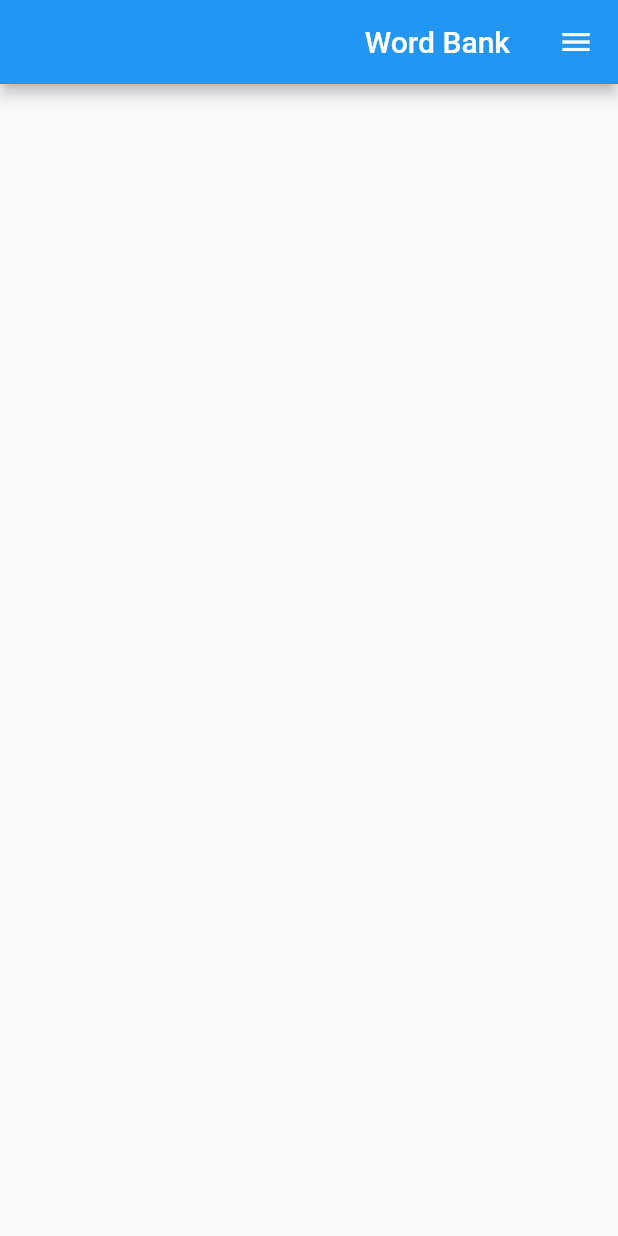
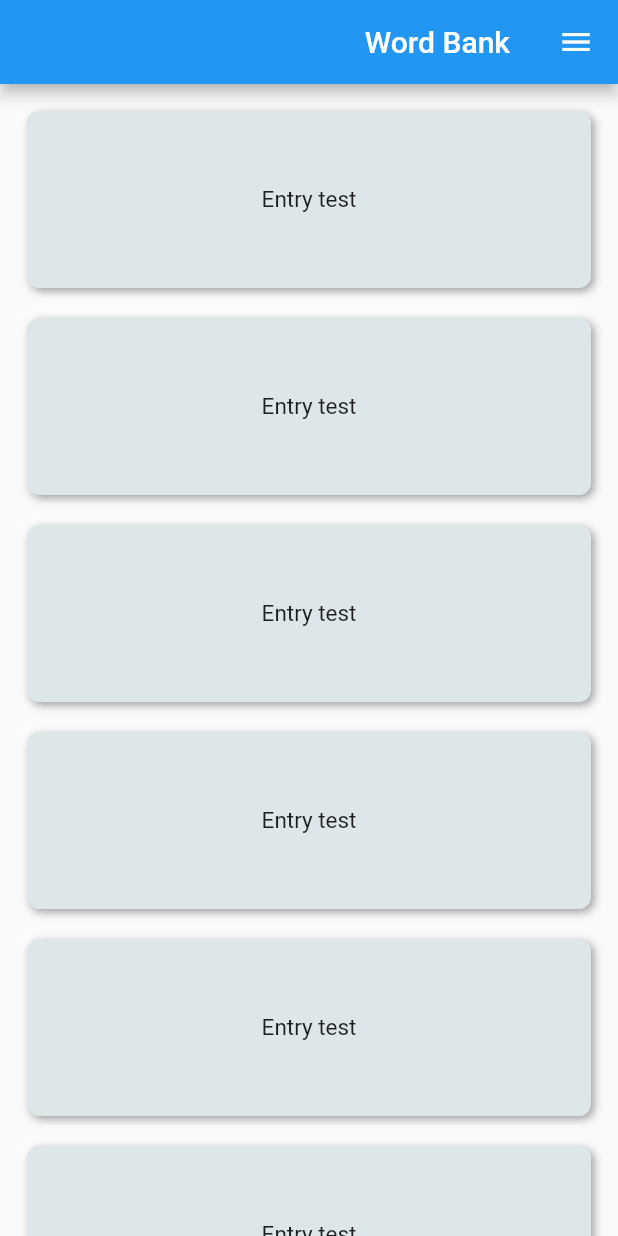
Before and after one commit to Farahkh/bank_alkalemat, a Flutter app: the screen it shows after launch, on a phone screen of 412 x 824 dp. Run offline on Flutter 3.47's test engine with Material 2 defaults, Android fonts, the phone set to English and light mode, and no system bars; drawn by our look-alikes of flutter_neumorphic.

Commit message:
added the Words List to the home screen
Signed-off-by: Farahkh <eng.farahkh@gmail.com>

```diff
--- a/lib/screens/home.dart
+++ b/lib/screens/home.dart
@@ -1,5 +1,7 @@
 import 'package:bankalkalemat/widgets/drawer.dart';
+import 'package:flutter/cupertino.dart';
 import 'package:flutter/material.dart';
+import 'package:flutter_neumorphic/flutter_neumorphic.dart';
 
 class HomePage extends StatefulWidget {
   HomePage({Key key, this.title}) : super(key: key);
@@ -10,6 +12,7 @@ class HomePage extends StatefulWidget {
 }
 
 class _HomePageState extends State<HomePage> {
+  List tempList = ['test', 'test', 'test', 'test', 'test', 'test', 'test'];
   @override
   Widget build(BuildContext context) {
     return Scaffold(
@@ -18,11 +21,16 @@ class _HomePageState extends State<HomePage> {
       ),
       drawer: AppDrawer(),
       body: Center(
-        child: Column(
-          mainAxisAlignment: MainAxisAlignment.start,
-          children: <Widget>[],
-        ),
-      ),
+          child: ListView.builder(
+              padding: const EdgeInsets.all(8),
+              itemCount: tempList.length,
+              itemBuilder: (BuildContext context, int index) {
+                return Neumorphic(
+                  padding: EdgeInsets.all(50.0),
+                  margin: EdgeInsets.all(10.0),
+                  child: Center(child: Text('Entry ${tempList[index]}')),
+                );
+              })),
     );
   }
 }
```
Also changed, not shown: lib/widgets/drawer.dart (+4 -18 lines).
